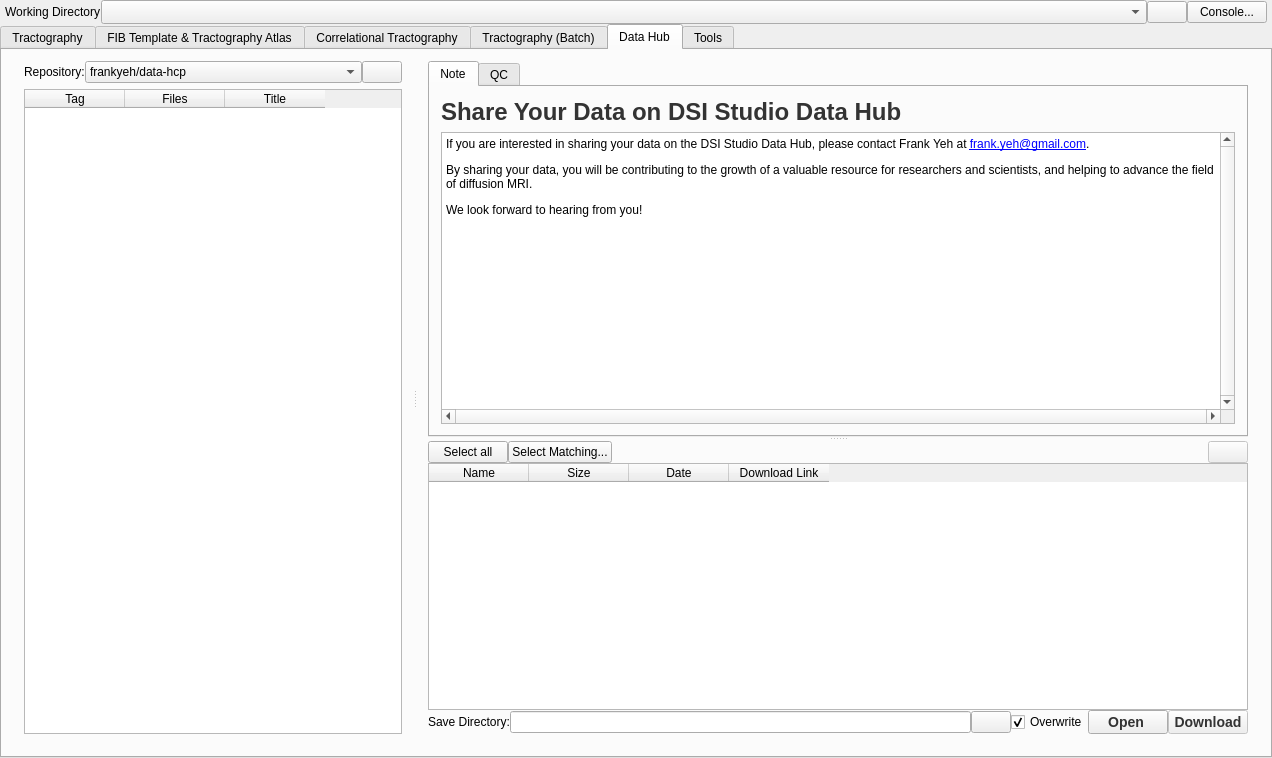
First picture: the form in mainwindow.ui, repository frankyeh/DSI-Studio, before the edit.
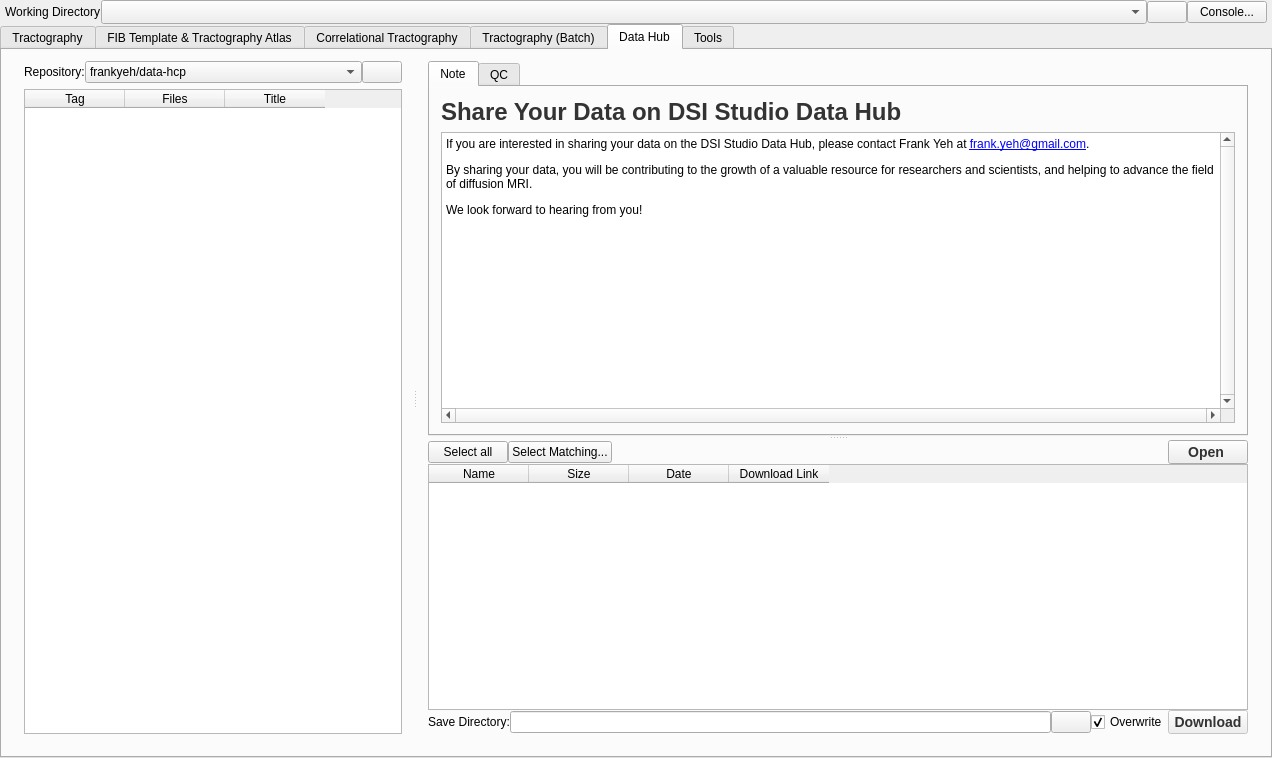
Second picture: the form after the edit. Icons and pictures are not drawn.

Commit message: con't

Diff of the .ui file:
```diff
--- a/mainwindow.ui
+++ b/mainwindow.ui
@@ -2921,12 +2921,16 @@
                    </spacer>
                   </item>
                   <item>
-                   <widget class="QPushButton" name="load_release_files">
-                    <property name="enabled">
-                     <bool>false</bool>
+                   <widget class="QPushButton" name="github_open_file">
+                    <property name="styleSheet">
+                     <string notr="true">QPushButton {
+    font-size: 14px;
+    font-weight: bold;
+    color: #333;
+}</string>
                     </property>
                     <property name="text">
-                     <string/>
+                     <string>Open </string>
                     </property>
                     <property name="icon">
                      <iconset resource="icons.qrc">
@@ -3011,24 +3015,6 @@
                     </property>
                    </widget>
                   </item>
-                  <item>
-                   <widget class="QPushButton" name="github_open_file">
-                    <property name="styleSheet">
-                     <string notr="true">QPushButton {
-    font-size: 14px;
-    font-weight: bold;
-    color: #333;
-}</string>
-                    </property>
-                    <property name="text">
-                     <string>Open </string>
-                    </property>
-                    <property name="icon">
-                     <iconset resource="icons.qrc">
-                      <normaloff>:/icons/icons/run.xpm</normaloff>:/icons/icons/run.xpm</iconset>
-                    </property>
-                   </widget>
-                  </item>
                   <item>
                    <widget class="QPushButton" name="github_download">
                     <property name="enabled">
```
Left out of the diff: 2 changed lines with no effect on the pictures. The commit also changes 2 other files.
